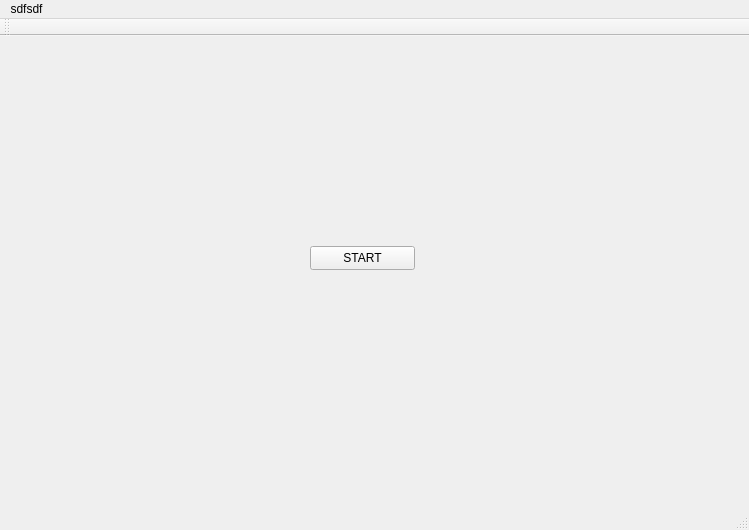
pwltomaszek/projekt_gra, file projekt_gra/mainwindow.ui: the form before one commit.
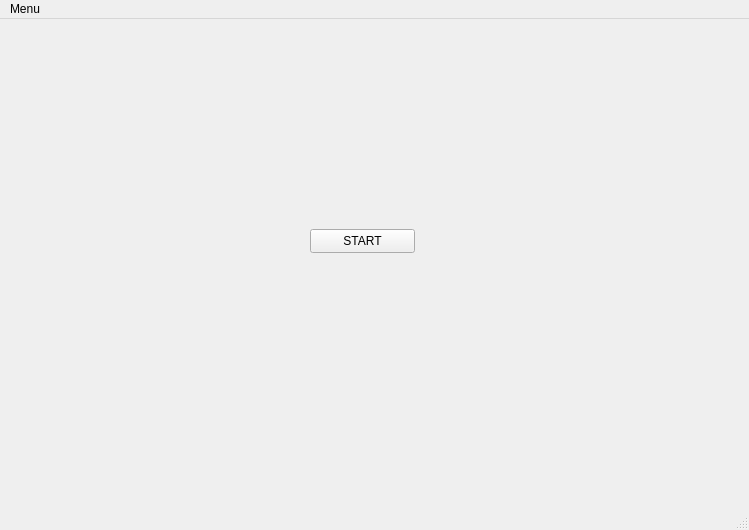
The form after the commit.

What changed in the file:
```diff
--- a/projekt_gra/mainwindow.ui
+++ b/projekt_gra/mainwindow.ui
@@ -34,25 +34,17 @@
      <x>0</x>
      <y>0</y>
      <width>749</width>
-     <height>21</height>
+     <height>18</height>
     </rect>
    </property>
    <widget class="QMenu" name="menuSdfsdf">
     <property name="title">
-     <string>sdfsdf</string>
+     <string>Menu</string>
     </property>
     <addaction name="actionSdfsf"/>
    </widget>
    <addaction name="menuSdfsdf"/>
   </widget>
-  <widget class="QToolBar" name="mainToolBar">
-   <attribute name="toolBarArea">
-    <enum>TopToolBarArea</enum>
-   </attribute>
-   <attribute name="toolBarBreak">
-    <bool>false</bool>
-   </attribute>
-  </widget>
   <widget class="QStatusBar" name="statusBar"/>
   <action name="actionSdfsf">
    <property name="text">
```
Left out of the diff: 6 changed lines with no effect on the pictures.
